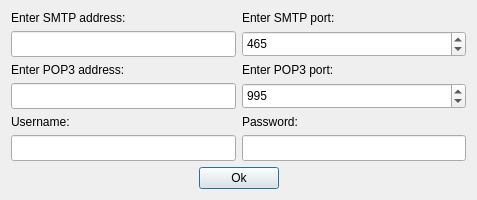
rodimov/NetworksLabs_SUT, file kurs/Mailer/portdialog.ui: the form before one commit.
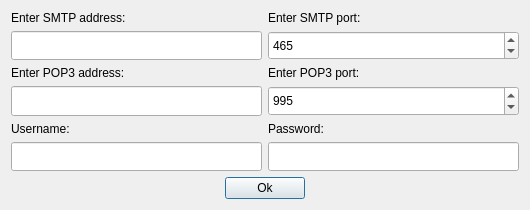
The form after the commit.

Commit message: portdialog lineedit resize

```diff
--- a/kurs/Mailer/portdialog.ui
+++ b/kurs/Mailer/portdialog.ui
@@ -6,8 +6,8 @@
    <rect>
     <x>0</x>
     <y>0</y>
-    <width>477</width>
-    <height>200</height>
+    <width>530</width>
+    <height>210</height>
    </rect>
   </property>
   <property name="sizePolicy">
@@ -19,7 +19,7 @@
   <property name="windowTitle">
    <string>Log in</string>
   </property>
-  <layout class="QGridLayout" name="gridLayout">
+  <layout class="QGridLayout" name="gridLayout" rowstretch="5,5,5,1">
    <item row="2" column="1">
     <layout class="QVBoxLayout" name="verticalLayout_4">
      <item>
```
